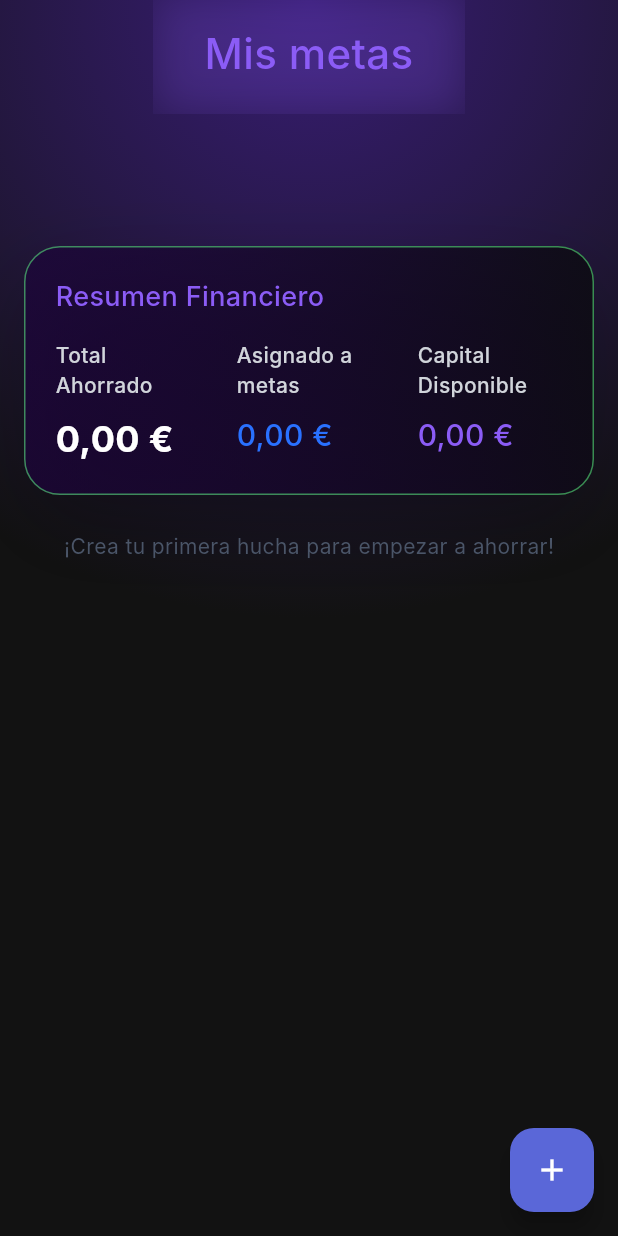
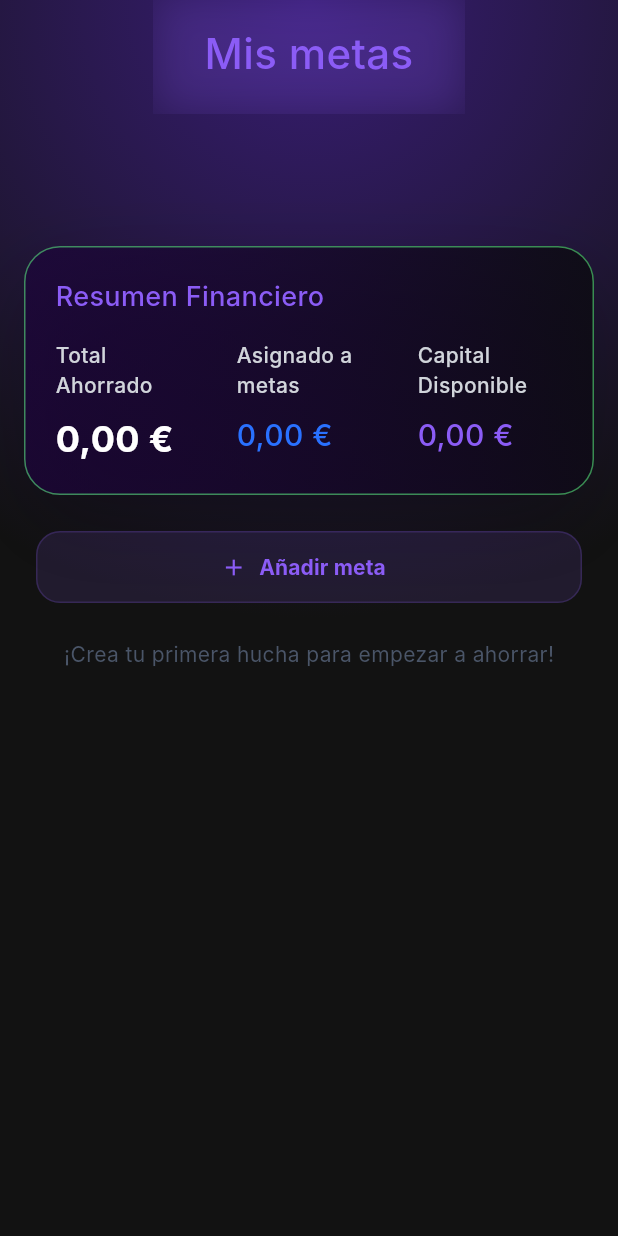
Before and after one commit to Thiagosnchz02/finai_flutter, a Flutter app: the GoalsScreen screen opened by its route, on a phone screen of 412 x 824 dp. Run offline on Flutter 3.47's test engine with Material 3 defaults, Android fonts, the phone set to English and light mode, and no system bars; our stand-ins replace fl_chart, flutter_dotenv, flutter_svg, font_awesome_flutter, image_picker, intl_phone_field and 4 more; missing offline and left inert: flutter_facebook_auth; accounts and stored records are empty; Roboto replaces fonts that are missing (Inter).

Commit message:
Move add goal button into goals screen layout

```diff
--- a/lib/features/goals/screens/goals_screen.dart
+++ b/lib/features/goals/screens/goals_screen.dart
@@ -114,10 +114,6 @@ class _GoalsScreenState extends State<GoalsScreen> {
   Widget build(BuildContext context) {
     return Scaffold(
       extendBodyBehindAppBar: true,
-      floatingActionButton: FloatingActionButton(
-        onPressed: () => _navigateAndRefresh(),
-        child: const Icon(Icons.add),
-      ),
       body: DecoratedBox(
         decoration: const BoxDecoration(
           gradient: RadialGradient(
@@ -204,6 +200,34 @@ class _GoalsScreenState extends State<GoalsScreen> {
                           child: GoalsSummaryHeader(summary: summary),
                         ),
                         const SizedBox(height: 24),
+                        Padding(
+                          padding: const EdgeInsets.symmetric(horizontal: 24),
+                          child: SizedBox(
+                            height: 48,
+                            child: OutlinedButton.icon(
+                              onPressed: () => _navigateAndRefresh(),
+                              icon: const Icon(
+                                Icons.add,
+                                color: Color(0xFF8B5CF6),
+                              ),
+                              label: const Text(
+                                'Añadir meta',
+                                style: TextStyle(
+                                  color: Color(0xFF8B5CF6),
+                                ),
+                              ),
+                              style: OutlinedButton.styleFrom(
+                                backgroundColor: const Color(0x1F8B5CF6),
+                                side: const BorderSide(color: Color(0x338B5CF6)),
+                                shape: RoundedRectangleBorder(
+                                  borderRadius: BorderRadius.circular(16),
+                                ),
+                                minimumSize: const Size.fromHeight(48),
+                              ),
+                            ),
+                          ),
+                        ),
+                        const SizedBox(height: 24),
                         if (activeGoals.isEmpty)
                           const Padding(
                             padding: EdgeInsets.symmetric(horizontal: 16.0),
```
